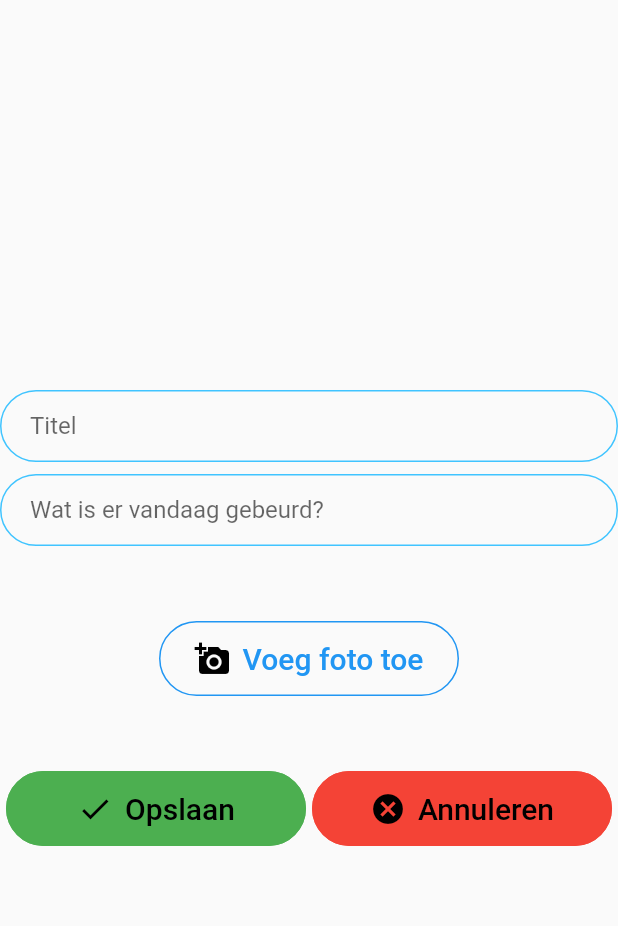
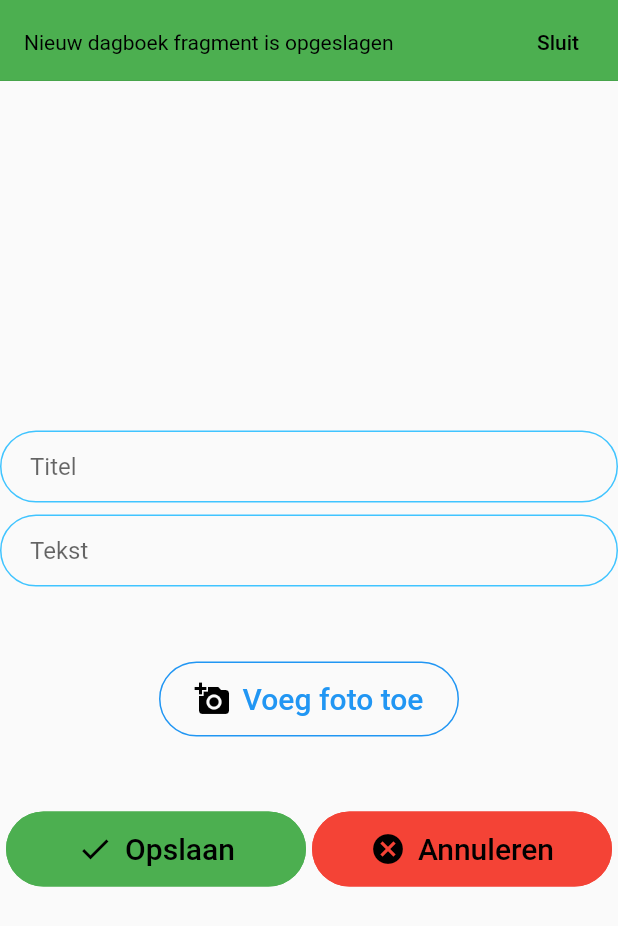
Before and after one commit to lorevanlangenhove/communicatiehelper, a Flutter app: the AddDairyFragment screen opened by its route, after a tap on "Opslaan", on a phone screen of 412 x 824 dp. Shown: the top 926 px of the screen. Run offline on Flutter 3.47's test engine with Material 2 defaults, Android fonts, the phone set to English and light mode, and no system bars; our stand-ins replace drift; accounts and stored records are empty; generated files the repository leaves out were written again.

Commit message:
Add fragment + show all fragments of dairy

```diff
--- /dev/null
+++ b/lib/components/custom_text_form_field.dart
@@ -0,0 +1,24 @@
+import 'package:flutter/material.dart';
+import 'package:communicatiehelper/constants.dart';
+
+class CustomTextFormField extends StatelessWidget {
+  CustomTextFormField({required this.controller, required this.inputLabel});
+
+  final TextEditingController controller;
+  final String inputLabel;
+
+  @override
+  Widget build(BuildContext context) {
+    return TextFormField(
+      decoration: kTextFieldDecoration.copyWith(hintText: inputLabel),
+      controller: controller,
+      keyboardType: TextInputType.text,
+      validator: (value) {
+        if (value == null || value.isEmpty) {
+          return 'De $inputLabel is verplicht';
+        }
+        return null;
+      },
+    );
+  }
+}
--- a/lib/main.dart
+++ b/lib/main.dart
@@ -1,4 +1,4 @@
-import 'package:communicatiehelper/screens/add_dairy_fragment.dart';
+import 'package:communicatiehelper/screens/dairy_fragments/add_dairy_fragment.dart';
 import 'package:communicatiehelper/screens/calendar.dart';
 import 'package:communicatiehelper/screens/camera.dart';
 import 'package:communicatiehelper/screens/dairy.dart';
--- a/lib/screens/add_dairy_fragment.dart
+++ b/lib/screens/dairy_fragments/add_dairy_fragment.dart
@@ -1,5 +1,7 @@
+import 'package:communicatiehelper/components/custom_text_form_field.dart';
+import 'package:communicatiehelper/database/db.dart';
 import 'package:flutter/material.dart';
-import 'package:communicatiehelper/constants.dart';
+import 'package:drift/drift.dart' as drift;
 
 class AddDairyFragment extends StatefulWidget {
   static String id = 'add_dairy_fragment_page';
@@ -9,22 +11,67 @@ class AddDairyFragment extends StatefulWidget {
 }
 
 class _AddDairyFragmentState extends State<AddDairyFragment> {
+  final TextEditingController _titleController = TextEditingController();
+  final TextEditingController _descriptionController = TextEditingController();
+  late AppDb _db;
+
+  @override
+  void initState() {
+    super.initState();
+    _db = AppDb();
+  }
+
+  @override
+  void dispose() {
+    _db.close();
+    _descriptionController.dispose();
+    _titleController.dispose();
+    super.dispose();
+  }
+
+  void addDairyFragment() {
+    final entity = DairyCompanion(
+      title: drift.Value(_titleController.text),
+      description: drift.Value(_descriptionController.text),
+      created: drift.Value(DateTime.now()),
+    );
+    _db.insertFragment(entity).then(
+          (value) => ScaffoldMessenger.of(context).showMaterialBanner(
+            MaterialBanner(
+              backgroundColor: Colors.green,
+              content: const Text(
+                'Nieuw dagboek fragment is opgeslagen',
+                style: TextStyle(color: Colors.black),
+              ),
+              actions: [
+                TextButton(
+                  onPressed: () {
+                    ScaffoldMessenger.of(context).hideCurrentMaterialBanner();
+                  },
+                  child: const Text(
+                    'Sluit',
+                    style: TextStyle(color: Colors.black),
+                  ),
+                ),
+              ],
+            ),
+          ),
+        );
+  }
+
   @override
   Widget build(BuildContext context) {
     return Scaffold(
       body: Column(
         mainAxisAlignment: MainAxisAlignment.center,
         children: [
-          TextField(
-            decoration: kTextFieldDecoration.copyWith(hintText: 'Titel'),
-          ),
+          CustomTextFormField(
+              controller: _titleController, inputLabel: 'Titel'),
           const SizedBox(
             height: 8.0,
           ),
-          TextField(
-            decoration: kTextFieldDecoration.copyWith(
-                hintText: 'Wat is er vandaag gebeurd?'),
-          ),
+          CustomTextFormField(
+              controller: _descriptionController, inputLabel: 'Tekst'),
           const SizedBox(
             height: 50.0,
           ),
@@ -69,18 +116,18 @@ class _AddDairyFragmentState extends State<AddDairyFragment> {
                     shape: MaterialStateProperty.all(
                       RoundedRectangleBorder(
                         borderRadius: BorderRadius.circular(30.0),
-                        side: BorderSide(color: Colors.green),
+                        side: const BorderSide(color: Colors.green),
                       ),
                     ),
                   ),
                   onPressed: () {
-                    //alert
+                    addDairyFragment();
                   },
-                  label: Text(
+                  label: const Text(
                     'Opslaan',
                     style: TextStyle(fontSize: 20.0, color: Colors.black),
                   ),
-                  icon: Icon(
+                  icon: const Icon(
                     Icons.check,
                     color: Colors.black,
                   ),
--- a/lib/screens/home.dart
+++ b/lib/screens/home.dart
@@ -24,7 +24,9 @@ class HomePage extends StatefulWidget {
 class _HomePageState extends State<HomePage> {
   @override
   Widget build(BuildContext context) {
-    return Column(
+    return Scaffold(
+      backgroundColor: Colors.white,
+      body: Column(
         mainAxisAlignment: MainAxisAlignment.spaceEvenly,
         children: <Widget>[
           Row(
@@ -103,6 +105,7 @@ class _HomePageState extends State<HomePage> {
             ],
           )
         ],
+      ),
     );
   }
 }
```
Also changed, not shown: lib/database/db.dart (+20 -0 lines), lib/screens/calendar.dart (+1 -7 lines), lib/screens/dairy.dart (+77 -2 lines), 4 other files. Lines whose indentation alone changed are shown as unchanged.
